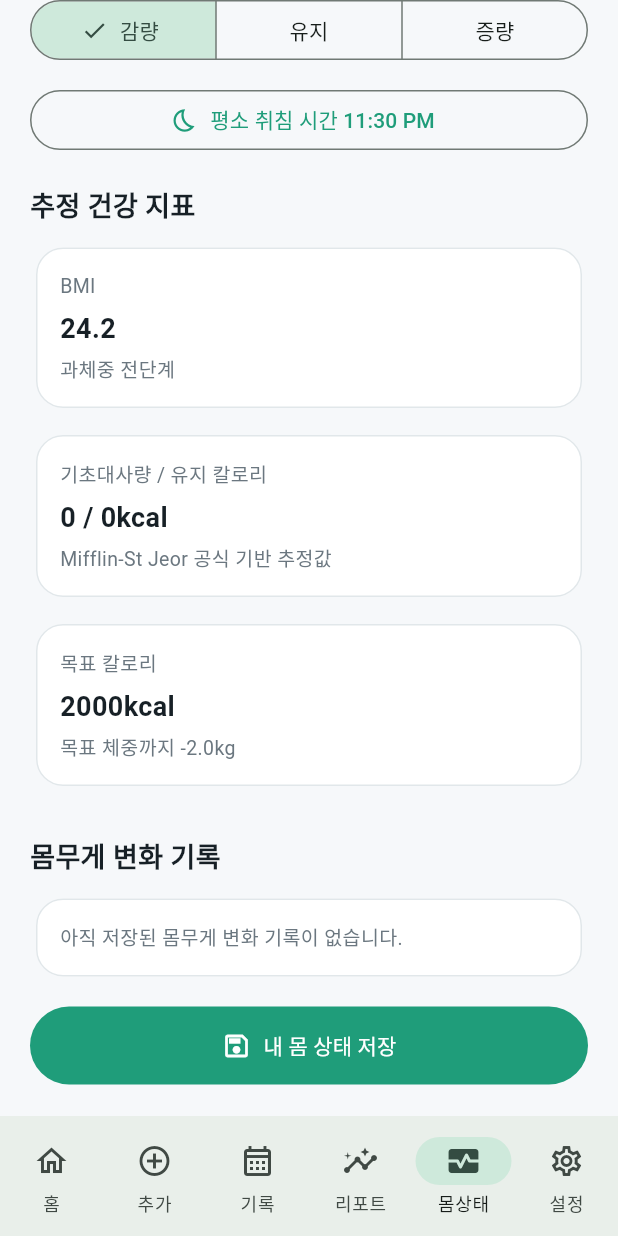
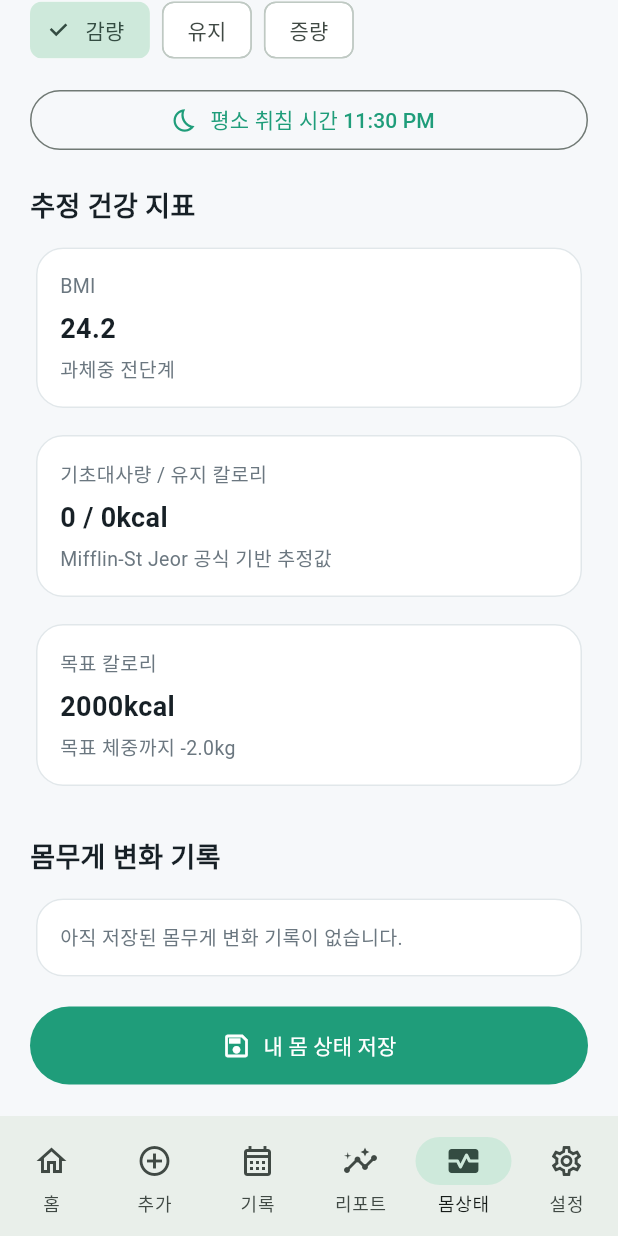
Before and after one commit to w00suk1234/today_meal, a Flutter app: the screen it shows after launch, item 5 of the bottom bar chosen, scrolled down 576 dp, after a tap on "감량", on a phone screen of 412 x 824 dp. Run offline on Flutter 3.47's test engine with Material 3 defaults, Android fonts, the light colour scheme and no system bars; our stand-ins replace image_picker, shared_preferences, supabase_flutter; accounts and stored records are empty.

Commit message:
Add portfolio screenshots

```diff
--- a/lib/data/models/meal_record.dart
+++ b/lib/data/models/meal_record.dart
@@ -12,12 +12,10 @@ class MealRecord {
     required this.createdAt,
     required this.dateKey,
     this.imagePath,
-    DateTime? eatenAt,
-    DateTime? startedAt,
-    DateTime? finishedAt,
-  })  : eatenAt = eatenAt,
-        startedAt = startedAt,
-        finishedAt = finishedAt;
+    this.eatenAt,
+    this.startedAt,
+    this.finishedAt,
+  });
 
   final String id;
   final String foodId;
--- a/lib/data/repositories/health_repository.dart
+++ b/lib/data/repositories/health_repository.dart
@@ -18,8 +18,8 @@ class HealthRepository {
     if (client != null && userId != null) {
       try {
         final rows = await client.from('profiles').select().eq('user_id', userId).limit(1);
-        if (rows is List && rows.isNotEmpty) {
-          return HealthProfile.fromJson(rows.first as Map<String, dynamic>).recalculated();
+        if (rows.isNotEmpty) {
+          return HealthProfile.fromJson(rows.first).recalculated();
         }
       } catch (_) {
         // Local fallback keeps the web demo usable when Supabase is not configured yet.
--- a/lib/presentation/screens/add_meal/add_meal_screen.dart
+++ b/lib/presentation/screens/add_meal/add_meal_screen.dart
@@ -489,14 +489,17 @@ class _TimeRow extends StatelessWidget {
 
   @override
   Widget build(BuildContext context) {
-    return ListTile(
-      dense: true,
-      contentPadding: EdgeInsets.zero,
-      title: Text(label),
-      trailing: TextButton.icon(
-        onPressed: onTap,
-        icon: const Icon(Icons.schedule, size: 18),
-        label: Text(value),
+    return Padding(
+      padding: const EdgeInsets.symmetric(vertical: 6),
+      child: Row(
+        children: [
+          Expanded(child: Text(label)),
+          TextButton.icon(
+            onPressed: onTap,
+            icon: const Icon(Icons.schedule, size: 18),
+            label: Text(value),
+          ),
+        ],
       ),
     );
   }
--- a/lib/presentation/screens/add_meal/widgets/image_picker_card.dart
+++ b/lib/presentation/screens/add_meal/widgets/image_picker_card.dart
@@ -34,17 +34,17 @@ class ImagePickerCard extends StatelessWidget {
               ),
             ),
             const SizedBox(height: 14),
-            Row(
-              children: [
-                Expanded(
+            SizedBox(
+              width: double.infinity,
               child: OutlinedButton.icon(
                 onPressed: onPickGallery,
                 icon: const Icon(Icons.photo_library_outlined),
                 label: const Text('사진 업로드'),
               ),
             ),
-                const SizedBox(width: 10),
-                Expanded(
+            const SizedBox(height: 8),
+            SizedBox(
+              width: double.infinity,
               child: OutlinedButton.icon(
                 onPressed: onPickCamera,
                 icon: const Icon(Icons.photo_camera_outlined),
@@ -53,8 +53,6 @@ class ImagePickerCard extends StatelessWidget {
             ),
           ],
         ),
-          ],
-        ),
       ),
     );
   }
--- a/lib/presentation/screens/health/health_profile_screen.dart
+++ b/lib/presentation/screens/health/health_profile_screen.dart
@@ -72,14 +72,20 @@ class _HealthProfileScreenState extends State<HealthProfileScreen> {
           const AppSectionTitle('기본 정보'),
           TextField(controller: _nicknameController, decoration: const InputDecoration(labelText: '닉네임')),
           const SizedBox(height: 12),
-          SegmentedButton<String>(
-            segments: const [
-              ButtonSegment(value: 'male', label: Text('남성')),
-              ButtonSegment(value: 'female', label: Text('여성')),
-              ButtonSegment(value: 'other', label: Text('기타')),
-            ],
-            selected: {_gender},
-            onSelectionChanged: (value) => setState(() => _gender = value.first),
+          Wrap(
+            spacing: 8,
+            runSpacing: 8,
+            children: const {
+              'male': '남성',
+              'female': '여성',
+              'other': '기타',
+            }.entries.map((entry) {
+              return ChoiceChip(
+                label: Text(entry.value),
+                selected: _gender == entry.key,
+                onSelected: (_) => setState(() => _gender = entry.key),
+              );
+            }).toList(),
           ),
           const SizedBox(height: 12),
           OutlinedButton.icon(
@@ -118,7 +124,7 @@ class _HealthProfileScreenState extends State<HealthProfileScreen> {
           ),
           const AppSectionTitle('활동과 목표'),
           DropdownButtonFormField<String>(
-            value: _activityLevel,
+            initialValue: _activityLevel,
             decoration: const InputDecoration(labelText: '활동량'),
             items: const [
               DropdownMenuItem(value: 'sedentary', child: Text('거의 활동 없음')),
@@ -130,14 +136,20 @@ class _HealthProfileScreenState extends State<HealthProfileScreen> {
             onChanged: (value) => setState(() => _activityLevel = value ?? 'light'),
           ),
           const SizedBox(height: 12),
-          SegmentedButton<String>(
-            segments: const [
-              ButtonSegment(value: 'loss', label: Text('감량')),
-              ButtonSegment(value: 'maintain', label: Text('유지')),
-              ButtonSegment(value: 'gain', label: Text('증량')),
-            ],
-            selected: {_goalType},
-            onSelectionChanged: (value) => setState(() => _goalType = value.first),
+          Wrap(
+            spacing: 8,
+            runSpacing: 8,
+            children: const {
+              'loss': '감량',
+              'maintain': '유지',
+              'gain': '증량',
+            }.entries.map((entry) {
+              return ChoiceChip(
+                label: Text(entry.value),
+                selected: _goalType == entry.key,
+                onSelected: (_) => setState(() => _goalType = entry.key),
+              );
+            }).toList(),
           ),
           const SizedBox(height: 12),
           OutlinedButton.icon(
--- a/lib/presentation/screens/home/home_screen.dart
+++ b/lib/presentation/screens/home/home_screen.dart
@@ -26,7 +26,7 @@ class HomeScreen extends StatelessWidget {
       child: ListView(
         padding: const EdgeInsets.fromLTRB(20, 18, 20, 24),
         children: [
-          Text(AppConstants.appName, style: AppTextStyles.title),
+          const Text(AppConstants.appName, style: AppTextStyles.title),
           const SizedBox(height: 4),
           Text(AppDateUtils.koreanDate(DateTime.now()), style: AppTextStyles.muted),
           const SizedBox(height: 18),
--- a/lib/presentation/screens/records/widgets/record_day_selector.dart
+++ b/lib/presentation/screens/records/widgets/record_day_selector.dart
@@ -25,10 +25,9 @@ class RecordDaySelector extends StatelessWidget {
           children: [
             IconButton(onPressed: onPrevious, icon: const Icon(Icons.chevron_left)),
             Expanded(
-              child: TextButton.icon(
+              child: TextButton(
                 onPressed: onPick,
-                icon: const Icon(Icons.calendar_today_outlined, size: 18),
-                label: Text(AppDateUtils.koreanDate(selectedDate), textAlign: TextAlign.center),
+                child: Text(AppDateUtils.koreanDate(selectedDate), textAlign: TextAlign.center),
               ),
             ),
             IconButton(onPressed: onNext, icon: const Icon(Icons.chevron_right)),
```
Also changed, not shown: 7 other files. Lines whose indentation alone changed are shown as unchanged.
